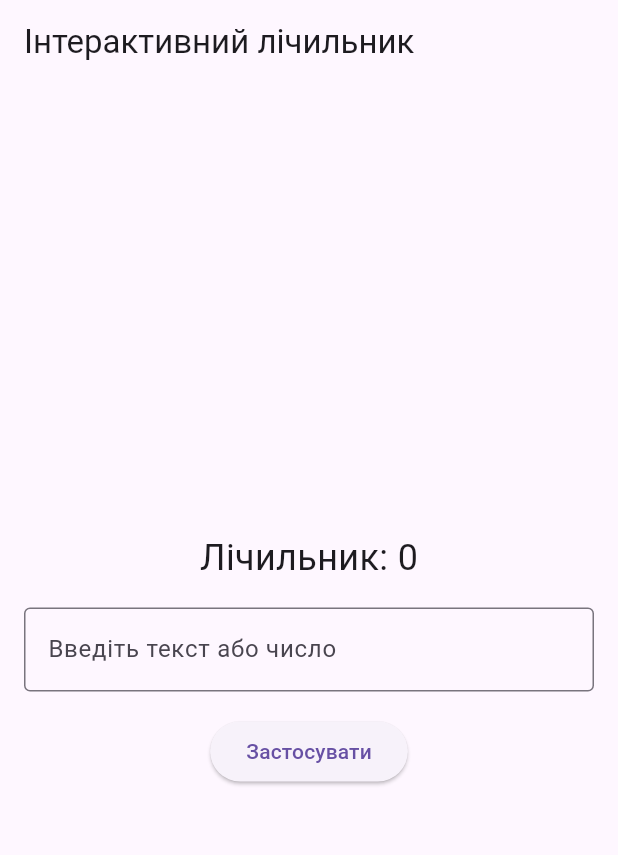
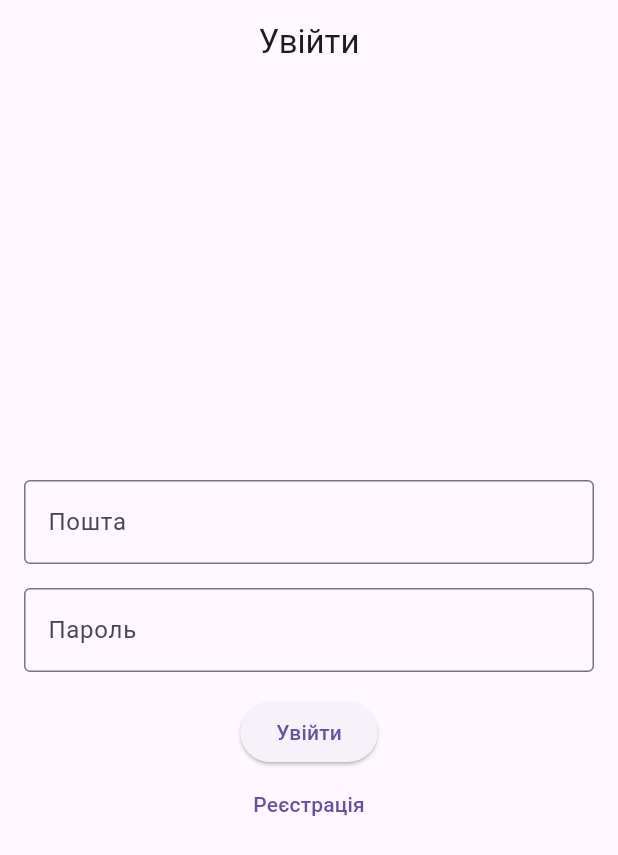
Before and after one commit to naZar-glitch/Flutter_Labs, a Flutter app: the screen it shows after launch, on a phone screen of 412 x 824 dp. Shown: the top 855 px of the screen. Run offline on Flutter 3.47's test engine with Material 3 defaults, Android fonts, the phone set to English and light mode, and no system bars.

Commit message:
add Lab 2 implementation

```diff
--- a/analysis_options.yaml
+++ b/analysis_options.yaml
@@ -42,3 +42,4 @@ linter:
     - use_decorated_box
     - use_function_type_syntax_for_parameters
     - use_super_parameters
+    - assets/avatar.png
--- /dev/null
+++ b/lib/login_screen.dart
@@ -0,0 +1,81 @@
+import 'package:flutter/material.dart';
+import 'package:my_project1/home_screen.dart';
+import 'package:my_project1/registration_screen.dart';
+
+class LoginScreen extends StatefulWidget {
+  @override
+  _LoginScreenState createState() => _LoginScreenState();
+}
+
+class _LoginScreenState extends State<LoginScreen> {
+  final TextEditingController emailController = TextEditingController();
+  final TextEditingController passwordController = TextEditingController();
+
+  void login() {
+    // Логіка авторизації (можна додати перевірки)
+    String email = emailController.text.trim();
+    String password = passwordController.text.trim();
+
+    if (email.isNotEmpty && password.isNotEmpty) {
+      Navigator.pushReplacement(
+        context,
+        MaterialPageRoute(builder: (context) => HomeScreen()),
+      );
+    } else {
+      ScaffoldMessenger.of(context).showSnackBar(
+        SnackBar(content: Text('Будь ласка, введіть пошту та пароль')),
+      );
+    }
+  }
+
+  void navigateToRegistration() {
+    Navigator.push(
+      context,
+      MaterialPageRoute(builder: (context) => RegistrationScreen()),
+    );
+  }
+
+  @override
+  Widget build(BuildContext context) {
+    return Scaffold(
+      appBar: AppBar(
+        title: Text('Увійти'),
+        centerTitle: true,
+      ),
+      body: Padding(
+        padding: const EdgeInsets.all(16.0),
+        child: Column(
+          mainAxisAlignment: MainAxisAlignment.center,
+          children: [
+            TextField(
+              controller: emailController,
+              decoration: InputDecoration(
+                labelText: 'Пошта',
+                border: OutlineInputBorder(),
+              ),
+              keyboardType: TextInputType.emailAddress,
+            ),
+            SizedBox(height: 16),
+            TextField(
+              controller: passwordController,
+              decoration: InputDecoration(
+                labelText: 'Пароль',
+                border: OutlineInputBorder(),
+              ),
+              obscureText: true,
+            ),
+            SizedBox(height: 16),
+            ElevatedButton(
+              onPressed: login,
+              child: Text('Увійти'),
+            ),
+            TextButton(
+              onPressed: navigateToRegistration,
+              child: Text('Реєстрація'),
+            ),
+          ],
+        ),
+      ),
+    );
+  }
+}
--- a/lib/main.dart
+++ b/lib/main.dart
@@ -1,6 +1,8 @@
 import 'package:flutter/material.dart';
-import 'interactive_counter.dart';
+import 'package:my_project1/login_screen.dart';
 
 void main() {
-  runApp(MyApp());
+  runApp(MaterialApp(
+    home: LoginScreen(),
+  ));
 }
```
Also changed, not shown: lib/home_screen.dart (added, +90 -0 lines), lib/profile_screen.dart (added, +93 -0 lines), lib/registration_screen.dart (added, +78 -0 lines), flutter_01.png (added).
